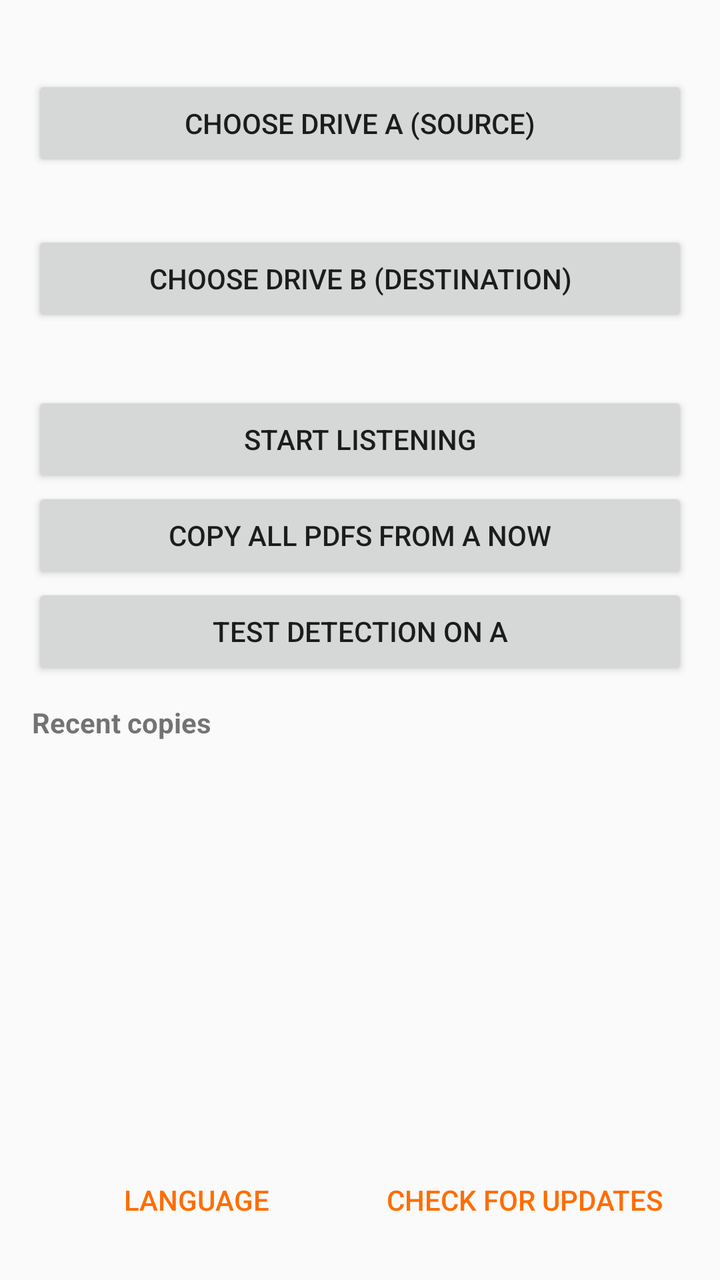
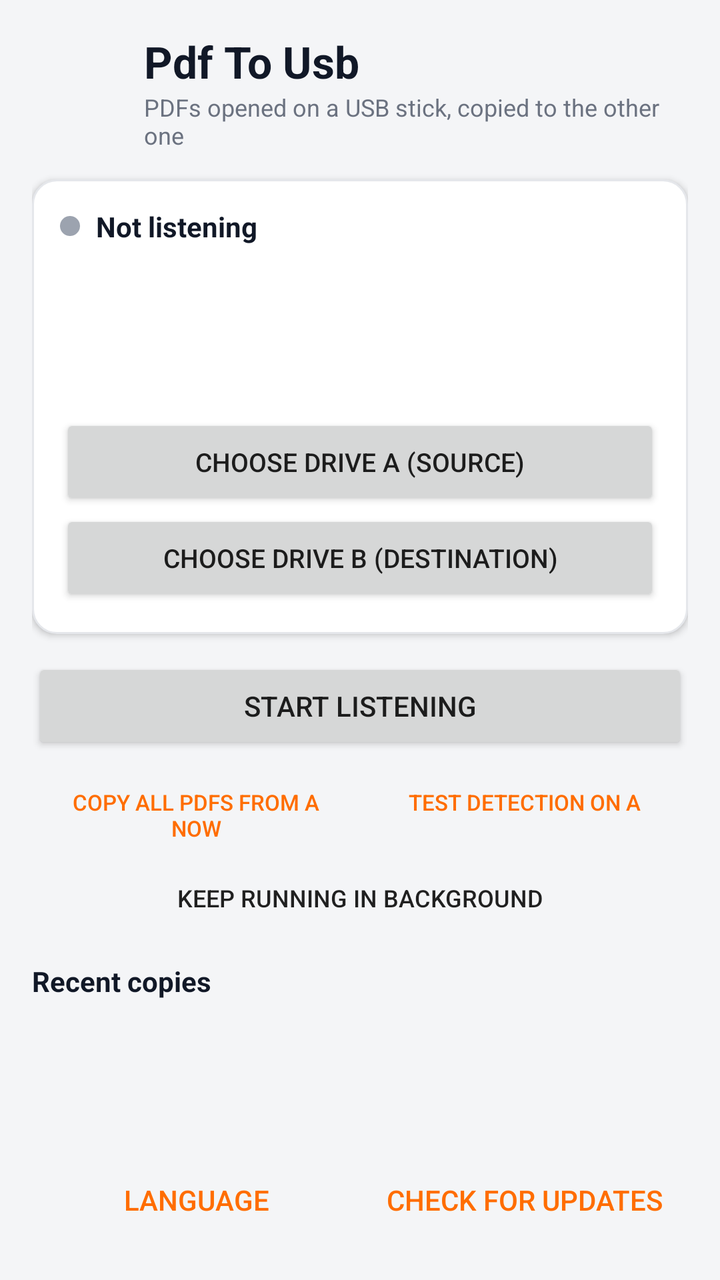

Two renders of the same Android screen: before a commit and after it. Below are the layout's source before the change and the commit's diff.
<!-- AndroidManifest.xml: application theme AppTheme -->
<!-- res/layout/activity_main.xml -->
<?xml version="1.0" encoding="utf-8"?>
<LinearLayout xmlns:android="http://schemas.android.com/apk/res/android"
    android:layout_width="match_parent"
    android:layout_height="match_parent"
    android:orientation="vertical"
    android:padding="16dp">

    <TextView
        android:id="@+id/state_a"
        android:layout_width="match_parent"
        android:layout_height="wrap_content"
        android:textSize="16sp"
        android:textStyle="bold" />

    <Button
        android:id="@+id/pick_a"
        android:layout_width="match_parent"
        android:layout_height="wrap_content"
        android:text="@string/picked_a" />

    <TextView
        android:id="@+id/state_b"
        android:layout_width="match_parent"
        android:layout_height="wrap_content"
        android:layout_marginTop="8dp"
        android:textSize="16sp"
        android:textStyle="bold" />

    <Button
        android:id="@+id/pick_b"
        android:layout_width="match_parent"
        android:layout_height="wrap_content"
        android:text="@string/picked_b" />

    <TextView
        android:id="@+id/volumes"
        android:layout_width="match_parent"
        android:layout_height="wrap_content"
        android:layout_marginTop="8dp"
        android:textSize="12sp" />

    <Button
        android:id="@+id/toggle"
        android:layout_width="match_parent"
        android:layout_height="wrap_content"
        android:layout_marginTop="8dp"
        android:text="@string/start" />

    <Button
        android:id="@+id/copy_all"
        android:layout_width="match_parent"
        android:layout_height="wrap_content"
        android:text="@string/copy_all" />

    <Button
        android:id="@+id/test"
        android:layout_width="match_parent"
        android:layout_height="wrap_content"
        android:text="@string/test" />

    <TextView
        android:layout_width="match_parent"
        android:layout_height="wrap_content"
        android:layout_marginTop="12dp"
        android:text="@string/log_title"
        android:textStyle="bold" />

    <ListView
        android:id="@+id/log"
        android:layout_width="match_parent"
        android:layout_height="0dp"
        android:layout_weight="1" />

    
    <LinearLayout
        style="?android:attr/buttonBarStyle"
        android:layout_width="match_parent"
        android:layout_height="wrap_content"
        android:orientation="horizontal">

        <Button
            android:id="@+id/language"
            style="?android:attr/buttonBarButtonStyle"
            android:layout_width="0dp"
            android:layout_height="wrap_content"
            android:layout_weight="1"
            android:text="@string/language" />

        <Button
            android:id="@+id/updates"
            style="?android:attr/buttonBarButtonStyle"
            android:layout_width="0dp"
            android:layout_height="wrap_content"
            android:layout_weight="1"
            android:text="@string/check_updates" />
    </LinearLayout>
</LinearLayout>
<!-- resources referenced by this layout -->
<resources>
  <string name="check_updates">Check for updates</string>
  <string name="copy_all">Copy all PDFs from A now</string>
  <string name="language">Language</string>
  <string name="log_title">Recent copies</string>
  <string name="picked_a">Choose drive A (source)</string>
  <string name="picked_b">Choose drive B (destination)</string>
  <string name="start">Start listening</string>
  <string name="test">Test detection on A</string>
  <style name="AppTheme" parent="android:Theme.Material.Light.DarkActionBar">
          <item name="android:colorPrimary">@color/primary</item>
          <item name="android:colorPrimaryDark">@color/primary_dark</item>
          <item name="android:colorAccent">@color/accent</item>
      </style>
  <color name="primary">#E65100</color>
  <color name="primary_dark">#BF360C</color>
  <color name="accent">#FF6D00</color>
</resources>

<!-- the commit's change to res/layout/activity_main.xml (unified diff, before → after) -->
@@ -5,64 +5,164 @@
     android:orientation="vertical"
     android:padding="16dp">
 
-    <TextView
-        android:id="@+id/state_a"
+    
+    <LinearLayout
         android:layout_width="match_parent"
         android:layout_height="wrap_content"
-        android:textSize="16sp"
-        android:textStyle="bold" />
+        android:gravity="center_vertical"
+        android:orientation="horizontal">
 
-    <Button
-        android:id="@+id/pick_a"
+        <ImageView
+            android:layout_width="44dp"
+            android:layout_height="44dp"
+            android:contentDescription="@string/app_name"
+            android:src="@mipmap/ic_launcher" />
+
+        <LinearLayout
+            android:layout_width="0dp"
+            android:layout_height="wrap_content"
+            android:layout_marginStart="12dp"
+            android:layout_weight="1"
+            android:orientation="vertical">
+
+            <TextView
+                android:layout_width="match_parent"
+                android:layout_height="wrap_content"
+                android:text="@string/app_name"
+                android:textColor="@color/title"
+                android:textSize="22sp"
+                android:textStyle="bold" />
+
+            <TextView
+                android:layout_width="match_parent"
+                android:layout_height="wrap_content"
+                android:text="@string/app_subtitle"
+                android:textColor="@color/text_secondary"
+                android:textSize="12sp" />
+        </LinearLayout>
+    </LinearLayout>
+
+    
+    <LinearLayout
         android:layout_width="match_parent"
         android:layout_height="wrap_content"
-        android:text="@string/picked_a" />
+        android:layout_marginTop="14dp"
+        android:background="@drawable/bg_card"
+        android:elevation="2dp"
+        android:orientation="vertical"
+        android:padding="14dp">
 
-    <TextView
-        android:id="@+id/state_b"
-        android:layout_width="match_parent"
-        android:layout_height="wrap_content"
-        android:layout_marginTop="8dp"
-        android:textSize="16sp"
-        android:textStyle="bold" />
+        <LinearLayout
+            android:layout_width="match_parent"
+            android:layout_height="wrap_content"
+            android:gravity="center_vertical"
+            android:orientation="horizontal">
 
-    <Button
-        android:id="@+id/pick_b"
-        android:layout_width="match_parent"
-        android:layout_height="wrap_content"
-        android:text="@string/picked_b" />
+            <View
+                android:id="@+id/dot"
+                android:layout_width="10dp"
+                android:layout_height="10dp"
+                android:background="@drawable/dot_off" />
 
-    <TextView
-        android:id="@+id/volumes"
-        android:layout_width="match_parent"
-        android:layout_height="wrap_content"
-        android:layout_marginTop="8dp"
-        android:textSize="12sp" />
+            <TextView
+                android:id="@+id/status"
+                android:layout_width="0dp"
+                android:layout_height="wrap_content"
+                android:layout_marginStart="8dp"
+                android:layout_weight="1"
+                android:text="@string/status_off"
+                android:textColor="@color/title"
+                android:textSize="14sp"
+                android:textStyle="bold" />
+        </LinearLayout>
+
+        <TextView
+            android:id="@+id/state_a"
+            android:layout_width="match_parent"
+            android:layout_height="wrap_content"
+            android:layout_marginTop="10dp"
+            android:textSize="14sp"
+            android:textStyle="bold" />
+
+        <TextView
+            android:id="@+id/state_b"
+            android:layout_width="match_parent"
+            android:layout_height="wrap_content"
+            android:layout_marginTop="4dp"
+            android:textSize="14sp"
+            android:textStyle="bold" />
+
+        <TextView
+            android:id="@+id/volumes"
+            android:layout_width="match_parent"
+            android:layout_height="wrap_content"
+            android:layout_marginTop="6dp"
+            android:textColor="@color/text_secondary"
+            android:textSize="12sp" />
+
+        <Button
+            android:id="@+id/pick_a"
+            android:layout_width="match_parent"
+            android:layout_height="wrap_content"
+            android:layout_marginTop="10dp"
+            android:text="@string/picked_a"
+            android:textSize="13sp" />
+
+        <Button
+            android:id="@+id/pick_b"
+            android:layout_width="match_parent"
+            android:layout_height="wrap_content"
+            android:text="@string/picked_b"
+            android:textSize="13sp" />
+    </LinearLayout>
 
     <Button
         android:id="@+id/toggle"
         android:layout_width="match_parent"
         android:layout_height="wrap_content"
-        android:layout_marginTop="8dp"
+        android:layout_marginTop="12dp"
         android:text="@string/start" />
 
-    <Button
-        android:id="@+id/copy_all"
+    <LinearLayout
+        style="?android:attr/buttonBarStyle"
         android:layout_width="match_parent"
         android:layout_height="wrap_content"
-        android:text="@string/copy_all" />
+        android:orientation="horizontal">
+
+        <Button
+            android:id="@+id/copy_all"
+            style="?android:attr/buttonBarButtonStyle"
+            android:layout_width="0dp"
+            android:layout_height="wrap_content"
+            android:layout_weight="1"
+            android:text="@string/copy_all"
+            android:textSize="11sp" />
+
+        <Button
+            android:id="@+id/test"
+            style="?android:attr/buttonBarButtonStyle"
+            android:layout_width="0dp"
+            android:layout_height="wrap_content"
+            android:layout_weight="1"
+            android:text="@string/test"
+            android:textSize="11sp" />
+    </LinearLayout>
 
     <Button
-        android:id="@+id/test"
+        android:id="@+id/background"
+        style="?android:attr/borderlessButtonStyle"
         android:layout_width="match_parent"
         android:layout_height="wrap_content"
-        android:text="@string/test" />
+        android:text="@string/keep_running"
+        android:textSize="12sp" />
 
     <TextView
         android:layout_width="match_parent"
         android:layout_height="wrap_content"
-        android:layout_marginTop="12dp"
+        android:layout_marginTop="8dp"
         android:text="@string/log_title"
+        android:textColor="@color/title"
+        android:textSize="14sp"
         android:textStyle="bold" />
 
     <ListView
<!-- resource entries referenced after the edit -->
@@ -1,20 +1,56 @@
 <!-- resources referenced by this layout -->
 <resources>
+  <color name="text_secondary">#6B7280</color>
+  <color name="title">#111827</color>
+  <!-- drawable bg_card (drawable) -->
+  <?xml version="1.0" encoding="utf-8"?>
+  <shape xmlns:android="http://schemas.android.com/apk/res/android"
+      android:shape="rectangle">
+      <solid android:color="@color/card" />
+      <corners android:radius="12dp" />
+      <stroke
+          android:width="1dp"
+          android:color="@color/divider" />
+  </shape>
+  <!-- drawable dot_off (drawable) -->
+  <?xml version="1.0" encoding="utf-8"?>
+  <shape xmlns:android="http://schemas.android.com/apk/res/android"
+      android:shape="oval">
+      <solid android:color="@color/muted" />
+  </shape>
+  <!-- mipmap ic_launcher (mipmap-anydpi-v26) -->
+  <?xml version="1.0" encoding="utf-8"?>
+  <adaptive-icon xmlns:android="http://schemas.android.com/apk/res/android">
+      <background android:drawable="@color/icon_background" />
+      <foreground android:drawable="@mipmap/ic_launcher_foreground" />
+  </adaptive-icon>
+  <string name="app_name">Pdf To Usb</string>
+  <string name="app_subtitle">PDFs opened on a USB stick, copied to the other one</string>
   <string name="check_updates">Check for updates</string>
   <string name="copy_all">Copy all PDFs from A now</string>
+  <string name="keep_running">Keep running in background</string>
   <string name="language">Language</string>
   <string name="log_title">Recent copies</string>
   <string name="picked_a">Choose drive A (source)</string>
   <string name="picked_b">Choose drive B (destination)</string>
   <string name="start">Start listening</string>
+  <string name="status_off">Not listening</string>
   <string name="test">Test detection on A</string>
-  <style name="AppTheme" parent="android:Theme.Material.Light.DarkActionBar">
+  <style name="AppTheme" parent="android:Theme.Material.Light.NoActionBar">
           <item name="android:colorPrimary">@color/primary</item>
           <item name="android:colorPrimaryDark">@color/primary_dark</item>
           <item name="android:colorAccent">@color/accent</item>
+          <item name="android:statusBarColor">@color/primary_dark</item>
+          <item name="android:windowBackground">@color/window</item>
+          <item name="android:colorControlHighlight">#1FE65100</item>
       </style>
+  <color name="card">#FFFFFF</color>
+  <color name="divider">#E5E7EB</color>
+  <color name="muted">#9CA3AF</color>
+  <color name="icon_background">#111827</color>
   <color name="primary">#E65100</color>
   <color name="primary_dark">#BF360C</color>
   <color name="accent">#FF6D00</color>
+  <color name="window">#F4F5F7</color>
 </resources>
 
